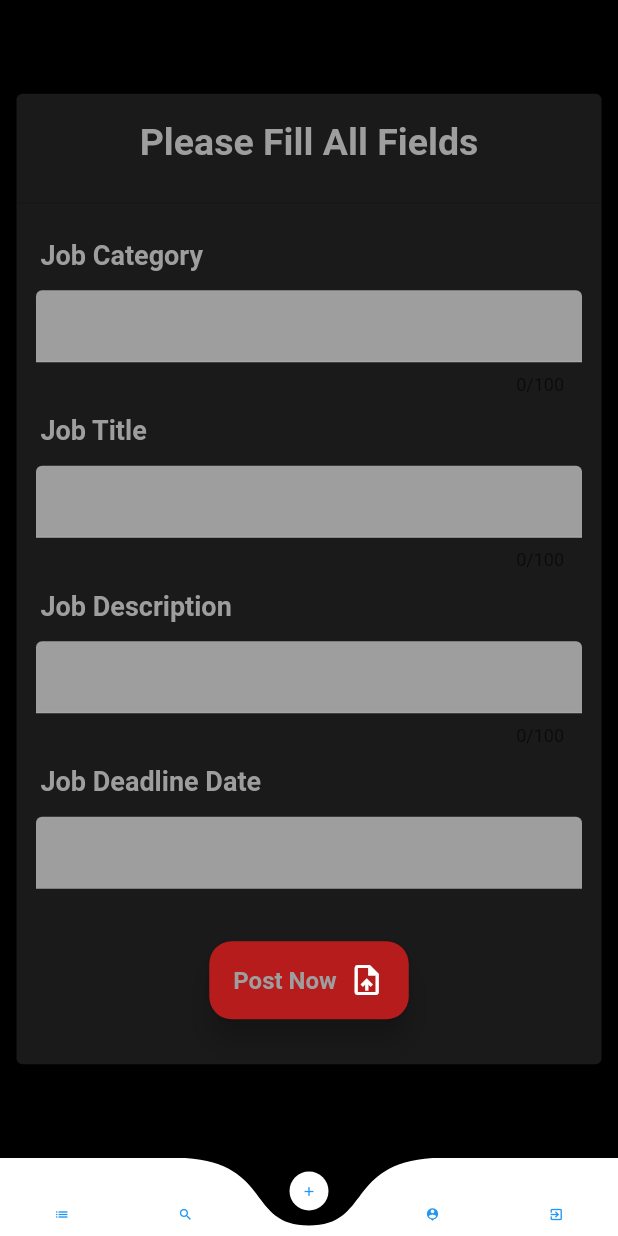
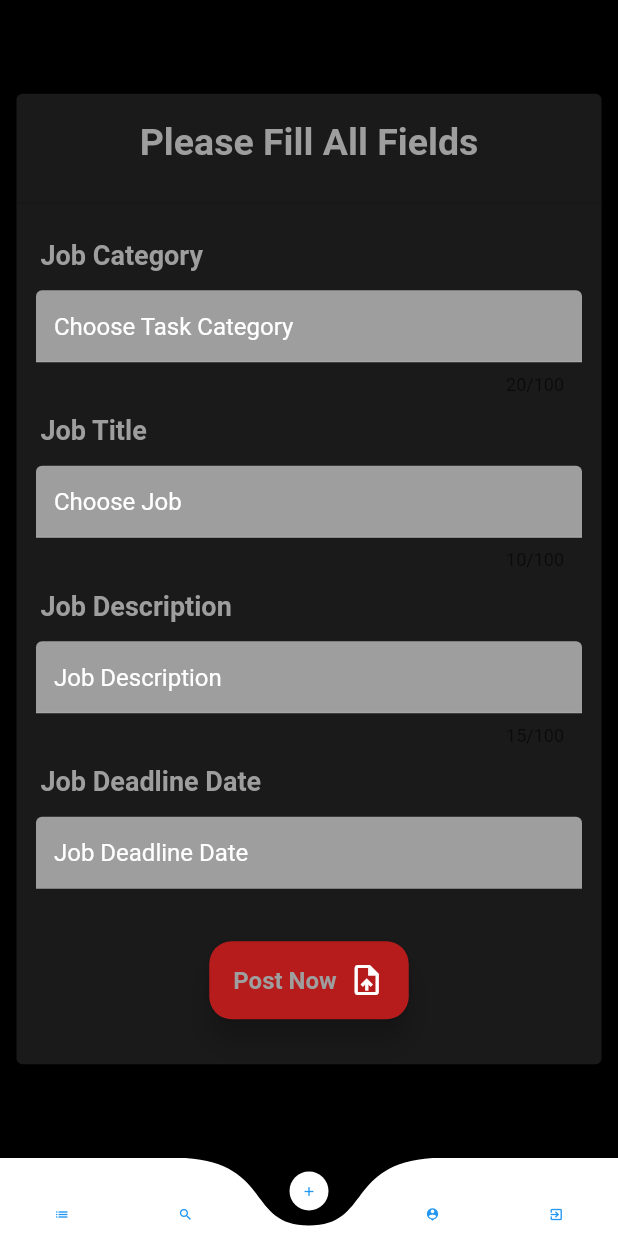
Before and after one commit to ttoghere/linkedinclone, a Flutter app: the screen it shows once a user with an empty profile is signed in, on a phone screen of 412 x 824 dp. Run offline on Flutter 3.47's test engine with Material 2 defaults, Android fonts, the phone set to English and light mode, and no system bars; drawn by our look-alikes of curved_navigation_bar; our stand-ins replace cached_network_image, cloud_firestore, firebase_auth, firebase_core, firebase_storage, fluttertoast and 2 more; accounts and stored records are empty; network calls fail.

Commit message:
upload_job alert dialog göstemiyor

```diff
--- a/lib/consts/user_state.dart
+++ b/lib/consts/user_state.dart
@@ -1,7 +1,6 @@
 import 'package:firebase_auth/firebase_auth.dart';
 import 'package:flutter/material.dart';
 import 'package:linkedinclone/screens/auth/login_screen.dart';
-import 'package:linkedinclone/screens/jobs/jobs_screen.dart';
 import 'package:linkedinclone/screens/jobs/upload_job.dart';
 
 class UserState extends StatelessWidget {
--- a/lib/main.dart
+++ b/lib/main.dart
@@ -1,8 +1,6 @@
 import 'package:firebase_core/firebase_core.dart';
 import 'package:flutter/material.dart';
 import 'package:linkedinclone/consts/user_state.dart';
-import 'package:linkedinclone/screens/auth/login_screen.dart';
-import 'package:linkedinclone/screens/auth/sign_up_screen.dart';
 import 'firebase_options.dart';
 
 void main() async {
--- a/lib/screens/jobs/upload_job.dart
+++ b/lib/screens/jobs/upload_job.dart
@@ -12,10 +12,14 @@ class UploadJobNow extends StatefulWidget {
 }
 
 class _UploadJobNowState extends State<UploadJobNow> {
-  TextEditingController _taskCategoryController = TextEditingController();
-  TextEditingController _taskTitleController = TextEditingController();
-  TextEditingController _taskDescriptionController = TextEditingController();
-  TextEditingController _deadlineDateController = TextEditingController();
+  TextEditingController _taskCategoryController =
+      TextEditingController(text: "Choose Task Category");
+  TextEditingController _taskTitleController =
+      TextEditingController(text: "Choose Job");
+  TextEditingController _taskDescriptionController =
+      TextEditingController(text: "Job Description");
+  TextEditingController _deadlineDateController =
+      TextEditingController(text: "Job Deadline Date");
   final _formKey = GlobalKey<FormState>();
   DateTime? picked;
   Timestamp? deadlineDateTimeStamp;
@@ -48,10 +52,11 @@ class _UploadJobNowState extends State<UploadJobNow> {
     }
   }
 
-  _showTaskCategoriesDialog({required Size size}) async{
-    await showDialog(
+  _showTaskCategoriesDialog({required Size size}) async {
+    showDialog(
       context: context,
-      builder: (context) => AlertDialog(
+      builder: (context) {
+        return AlertDialog(
           backgroundColor: Colors.black,
           title: Text(
             "Job Category",
@@ -61,8 +66,10 @@ class _UploadJobNowState extends State<UploadJobNow> {
           content: Container(
             width: size.width * 0.9,
             child: ListView.builder(
+              itemCount: Persitent.taskCategoryList.length,
+              shrinkWrap: true,
               itemBuilder: (context, index) {
-              return GestureDetector(
+                return InkWell(
                   onTap: () {
                     setState(() {
                       _taskCategoryController.text =
@@ -90,7 +97,6 @@ class _UploadJobNowState extends State<UploadJobNow> {
                   ),
                 );
               },
-            itemCount: Persitent.taskCategoryList.length,
             ),
           ),
           actions: [
@@ -107,7 +113,8 @@ class _UploadJobNowState extends State<UploadJobNow> {
               ),
             ),
           ],
-      ),
+        );
+      },
     );
   }
 
@@ -248,7 +255,7 @@ class TextFormFields extends StatelessWidget {
   final String valueKey;
   final TextEditingController controller;
   final bool enabled;
-  final VoidCallback function;
+  final Function function;
   final int maxLength;
   const TextFormFields({
     Key? key,
@@ -263,8 +270,10 @@ class TextFormFields extends StatelessWidget {
   Widget build(BuildContext context) {
     return Padding(
       padding: EdgeInsets.all(5),
-      child: GestureDetector(
-        onTap: function,
+      child: InkWell(
+        onTap: () {
+          function();
+        },
         child: TextFormField(
           validator: (value) {
             if (value!.isEmpty) {
```
Lines whose indentation alone changed are shown as unchanged.
